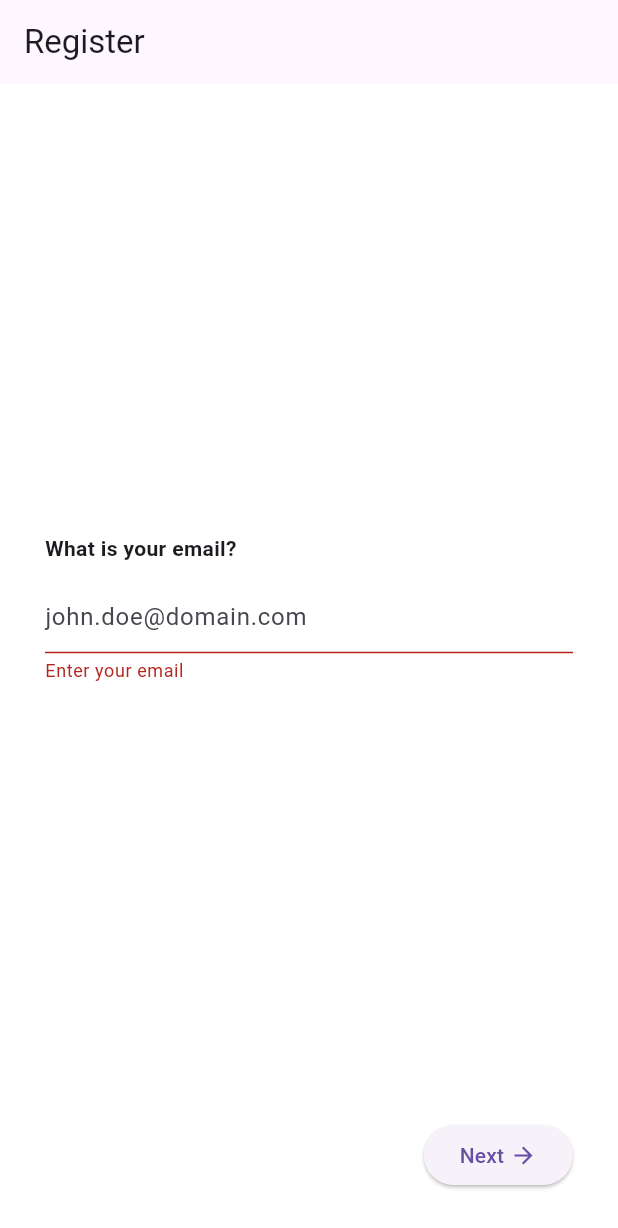
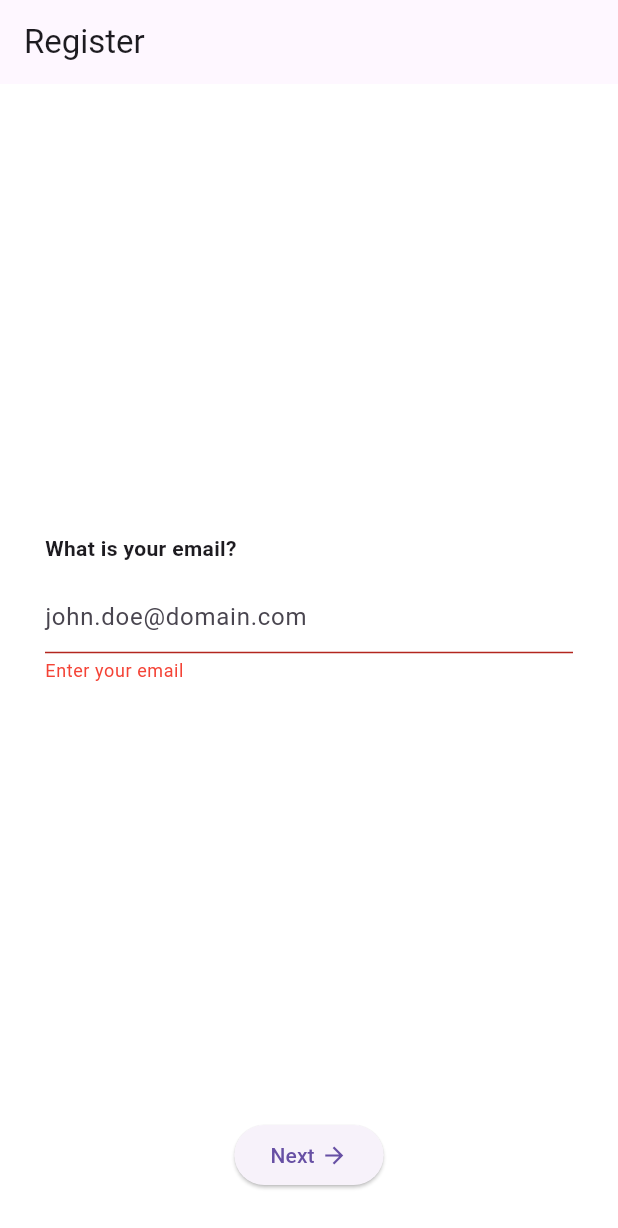
Before and after one commit to Iconica-Development/flutter_registration, a Flutter app: the screen it shows after launch, after a tap on "Next", on a phone screen of 412 x 824 dp. Shown: the top 1228 px of the screen. Run offline on Flutter 3.47's test engine with Material 3 defaults, Android fonts, the phone set to English and light mode, and no system bars; missing offline and left inert: flutter_input_library.

```diff
--- a/example/lib/main.dart
+++ b/example/lib/main.dart
@@ -2,27 +2,83 @@
 //
 // SPDX-License-Identifier: BSD-3-Clause
 
+import 'package:flutter/gestures.dart';
 import 'package:flutter/material.dart';
 import 'package:flutter_registration/flutter_registration.dart';
 import 'example_registration_repository.dart';
 
 void main() {
   runApp(
-    const MaterialApp(
-      home: FlutterRegistrationDemo(),
+    MaterialApp(
+      theme: ThemeData(
+        inputDecorationTheme: const InputDecorationTheme(
+          errorStyle: TextStyle(color: Colors.red),
+        ),
+      ),
+      home: const FlutterRegistrationDemo(),
     ),
   );
 }
 
-class FlutterRegistrationDemo extends StatelessWidget {
+class FlutterRegistrationDemo extends StatefulWidget {
   const FlutterRegistrationDemo({Key? key}) : super(key: key);
+
+  @override
+  State<FlutterRegistrationDemo> createState() =>
+      _FlutterRegistrationDemoState();
+}
+
+class _FlutterRegistrationDemoState extends State<FlutterRegistrationDemo> {
+  late List<AuthStep> steps;
+
+  @override
+  void initState() {
+    super.initState();
+
+    steps = RegistrationOptions.getDefaultSteps();
+
+    steps[1].fields.add(
+          AuthBoolField(
+            name: 'termsConditions',
+            widgetType: BoolWidgetType.checkbox,
+            validators: [
+              (value) {
+                if (value == null || !value) {
+                  return 'Required';
+                }
+
+                return null;
+              },
+            ],
+            rightWidget: Text.rich(
+              TextSpan(
+                text: 'I agree with the ',
+                // style: const TextStyle(fontSize: 16, color: Colors.black),
+                children: <TextSpan>[
+                  TextSpan(
+                    text: 'terms & conditions',
+                    style: const TextStyle(
+                      decoration: TextDecoration.underline,
+                    ),
+                    recognizer: TapGestureRecognizer()
+                      ..onTap = () {
+                        debugPrint('Open terms and conditions');
+                      },
+                  ),
+                ],
+              ),
+            ),
+          ),
+        );
+  }
 
   @override
   Widget build(BuildContext context) {
     return RegistrationScreen(
       registrationOptions: RegistrationOptions(
+        previousButtonBuilder: (onPressed, label) => null,
         registrationRepository: ExampleRegistrationRepository(),
-        registrationSteps: RegistrationOptions.getDefaultSteps(),
+        registrationSteps: steps,
         afterRegistration: () {
           debugPrint('Registered!');
         },
--- a/lib/flutter_registration.dart
+++ b/lib/flutter_registration.dart
@@ -10,5 +10,8 @@ export 'src/model/auth_exception.dart';
 export 'src/model/auth_field.dart';
 export 'src/model/auth_step.dart';
 export 'src/model/auth_text_field.dart';
+export 'src/model/auth_bool_field.dart';
 export 'src/registration_screen.dart';
 export 'src/service/registration_repository.dart';
+export 'package:flutter_input_library/flutter_input_library.dart'
+    show BoolWidgetType;
--- a/lib/src/auth_screen.dart
+++ b/lib/src/auth_screen.dart
@@ -24,7 +24,7 @@ class AuthScreen extends StatefulWidget {
 
   final String title;
   final Future<void> Function({
-    required HashMap<String, String> values,
+    required HashMap<String, dynamic> values,
     required void Function(int? pageToReturn) onError,
   }) onFinish;
   final List<AuthStep> steps;
@@ -69,12 +69,11 @@ class _AuthScreenState extends State<AuthScreen> {
     FocusScope.of(context).unfocus();
 
     if (widget.steps.last == step) {
-      var values = HashMap<String, String>();
+      var values = HashMap<String, dynamic>();
 
       for (var step in widget.steps) {
         for (var field in step.fields) {
-          values[field.name] =
-              (field as AuthTextField).textController.value.text;
+          values[field.name] = field.value;
         }
       }
 
--- a/lib/src/registration_screen.dart
+++ b/lib/src/registration_screen.dart
@@ -17,7 +17,7 @@ class RegistrationScreen extends StatelessWidget {
   final RegistrationOptions registrationOptions;
 
   Future<void> register({
-    required HashMap<String, String> values,
+    required HashMap<String, dynamic> values,
     required void Function(int? pageToReturn) onError,
   }) async {
     try {
```
Also changed, not shown: lib/src/model/auth_bool_field.dart (added, +47 -0 lines), lib/src/model/auth_field.dart (+4 -4 lines), pubspec.yaml (+8 -0 lines), example/pubspec.lock, 1 other file.
